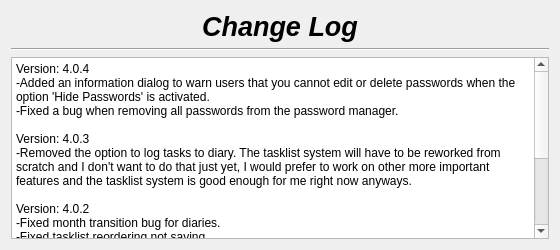
Old version of the form changelog.ui in the repository therealMaPMaKeR/MMDiary.
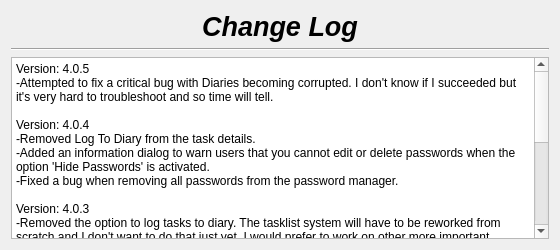
New version of the form.

The edit to the form file:
```diff
--- a/changelog.ui
+++ b/changelog.ui
@@ -55,7 +55,10 @@
 li.unchecked::marker { content: &quot;\2610&quot;; }
 li.checked::marker { content: &quot;\2612&quot;; }
 &lt;/style&gt;&lt;/head&gt;&lt;body style=&quot; font-family:'Segoe UI'; font-size:9pt; font-weight:400; font-style:normal;&quot;&gt;
+&lt;p style=&quot; margin-top:0px; margin-bottom:0px; margin-left:0px; margin-right:0px; -qt-block-indent:0; text-indent:0px;&quot;&gt;Version: 4.0.5&lt;br /&gt;-Attempted to fix a critical bug with Diaries becoming corrupted. I don't know if I succeeded but it's very hard to troubleshoot and so time will tell.&lt;/p&gt;
+&lt;p style=&quot;-qt-paragraph-type:empty; margin-top:0px; margin-bottom:0px; margin-left:0px; margin-right:0px; -qt-block-indent:0; text-indent:0px;&quot;&gt;&lt;br /&gt;&lt;/p&gt;
 &lt;p style=&quot; margin-top:0px; margin-bottom:0px; margin-left:0px; margin-right:0px; -qt-block-indent:0; text-indent:0px;&quot;&gt;Version: 4.0.4&lt;/p&gt;
+&lt;p style=&quot; margin-top:0px; margin-bottom:0px; margin-left:0px; margin-right:0px; -qt-block-indent:0; text-indent:0px;&quot;&gt;-Removed Log To Diary from the task details.&lt;/p&gt;
 &lt;p style=&quot; margin-top:0px; margin-bottom:0px; margin-left:0px; margin-right:0px; -qt-block-indent:0; text-indent:0px;&quot;&gt;-Added an information dialog to warn users that you cannot edit or delete passwords when the option 'Hide Passwords' is activated.&lt;br /&gt;-Fixed a bug when removing all passwords from the password manager.&lt;/p&gt;
 &lt;p style=&quot;-qt-paragraph-type:empty; margin-top:0px; margin-bottom:0px; margin-left:0px; margin-right:0px; -qt-block-indent:0; text-indent:0px;&quot;&gt;&lt;br /&gt;&lt;/p&gt;
 &lt;p style=&quot; margin-top:0px; margin-bottom:0px; margin-left:0px; margin-right:0px; -qt-block-indent:0; text-indent:0px;&quot;&gt;Version: 4.0.3&lt;br /&gt;-Removed the option to log tasks to diary. The tasklist system will have to be reworked from scratch and I don't want to do that just yet, I would prefer to work on other more important features and the tasklist system is good enough for me right now anyways.&lt;/p&gt;
```
